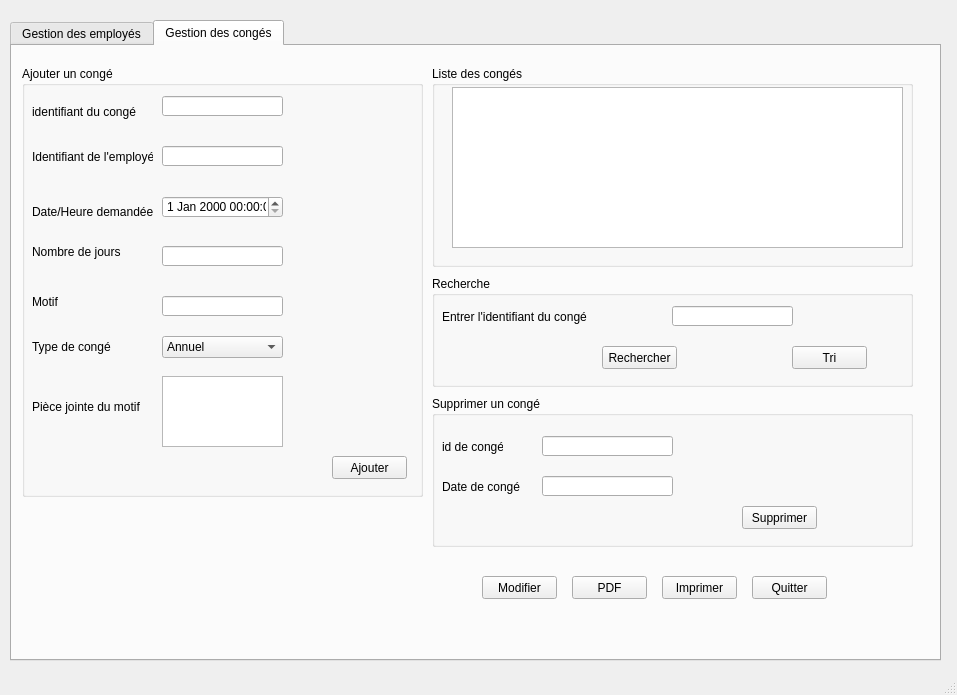
The window that mainwindow.ui (cyrineantar/Projet_cpp) describes before a commit, drawn with Qt 5.
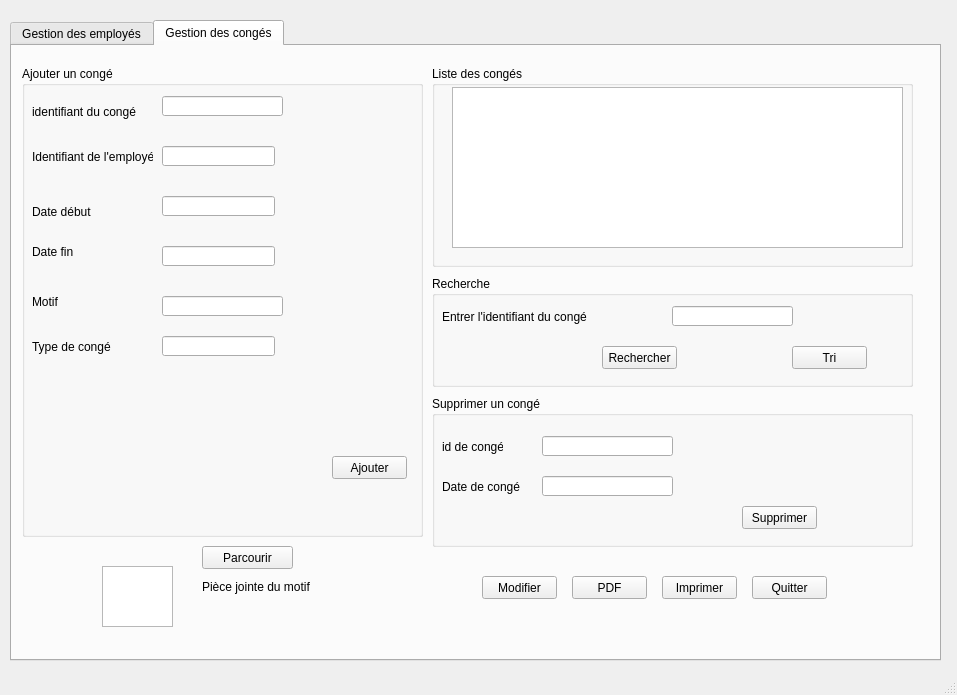
The same window after the commit. The open tabs and pages were chosen to show the change.

The edit to the form file:
```diff
--- a/mainwindow.ui
+++ b/mainwindow.ui
@@ -506,7 +506,7 @@
         <x>10</x>
         <y>20</y>
         <width>401</width>
-        <height>431</height>
+        <height>471</height>
        </rect>
       </property>
       <property name="title">
@@ -535,7 +535,7 @@
         </rect>
        </property>
        <property name="text">
-        <string>Date/Heure demandée</string>
+        <string>Date début</string>
        </property>
       </widget>
       <widget class="QLabel" name="label_16">
@@ -548,7 +548,7 @@
         </rect>
        </property>
        <property name="text">
-        <string>Nombre de jours</string>
+        <string>Date fin</string>
        </property>
       </widget>
       <widget class="QLabel" name="label_17">
@@ -564,72 +564,7 @@
         <string>Type de congé</string>
        </property>
       </widget>
-      <widget class="QComboBox" name="comboBox_2">
-       <property name="geometry">
-        <rect>
-         <x>140</x>
-         <y>270</y>
-         <width>121</width>
-         <height>22</height>
-        </rect>
-       </property>
-       <item>
-        <property name="text">
-         <string>Annuel</string>
-        </property>
-       </item>
-       <item>
-        <property name="text">
-         <string>Sans solde</string>
-        </property>
-       </item>
-       <item>
-        <property name="text">
-         <string>Maladie</string>
-        </property>
-       </item>
-       <item>
-        <property name="text">
-         <string>Maternité</string>
-        </property>
-       </item>
-       <item>
-        <property name="text">
-         <string>Paternité</string>
-        </property>
-       </item>
-      </widget>
-      <widget class="QLineEdit" name="lineEdit_3">
-       <property name="geometry">
-        <rect>
-         <x>140</x>
-         <y>180</y>
-         <width>121</width>
-         <height>20</height>
-        </rect>
-       </property>
-      </widget>
-      <widget class="QLineEdit" name="lineEdit_4">
-       <property name="geometry">
-        <rect>
-         <x>140</x>
-         <y>80</y>
-         <width>121</width>
-         <height>20</height>
-        </rect>
-       </property>
-      </widget>
-      <widget class="QDateTimeEdit" name="dateTimeEdit">
-       <property name="geometry">
-        <rect>
-         <x>140</x>
-         <y>130</y>
-         <width>121</width>
-         <height>22</height>
-        </rect>
-       </property>
-      </widget>
-      <widget class="QPushButton" name="pushButton_9">
+      <widget class="QPushButton" name="Ajouter_conge">
        <property name="geometry">
         <rect>
          <x>310</x>
@@ -665,30 +600,7 @@
         </rect>
        </property>
       </widget>
-      <widget class="QLabel" name="label_18">
-       <property name="geometry">
-        <rect>
-         <x>10</x>
-         <y>330</y>
-         <width>111</width>
-         <height>21</height>
-        </rect>
-       </property>
-       <property name="text">
-        <string>Pièce jointe du motif</string>
-       </property>
-      </widget>
-      <widget class="QListView" name="listView">
-       <property name="geometry">
-        <rect>
-         <x>140</x>
-         <y>310</y>
-         <width>121</width>
-         <height>71</height>
-        </rect>
-       </property>
-      </widget>
-      <widget class="QLineEdit" name="lineEdit_6">
+      <widget class="QLineEdit" name="lineEdit_id_conge">
        <property name="geometry">
         <rect>
          <x>140</x>
@@ -711,6 +623,46 @@
         <string>identifiant du congé</string>
        </property>
       </widget>
+      <widget class="QLineEdit" name="lineEdit_id_employe">
+       <property name="geometry">
+        <rect>
+         <x>140</x>
+         <y>80</y>
+         <width>113</width>
+         <height>20</height>
+        </rect>
+       </property>
+      </widget>
+      <widget class="QLineEdit" name="lineEdit_datedebut">
+       <property name="geometry">
+        <rect>
+         <x>140</x>
+         <y>130</y>
+         <width>113</width>
+         <height>20</height>
+        </rect>
+       </property>
+      </widget>
+      <widget class="QLineEdit" name="lineEdit_datefin">
+       <property name="geometry">
+        <rect>
+         <x>140</x>
+         <y>180</y>
+         <width>113</width>
+         <height>20</height>
+        </rect>
+       </property>
+      </widget>
+      <widget class="QLineEdit" name="lineEdit_typeconge">
+       <property name="geometry">
+        <rect>
+         <x>140</x>
+         <y>270</y>
+         <width>113</width>
+         <height>20</height>
+        </rect>
+       </property>
+      </widget>
      </widget>
      <widget class="QGroupBox" name="groupBox_7">
       <property name="geometry">
@@ -921,6 +873,42 @@
        <string>Quitter</string>
       </property>
      </widget>
+     <widget class="QPushButton" name="Parcourir">
+      <property name="geometry">
+       <rect>
+        <x>190</x>
+        <y>500</y>
+        <width>91</width>
+        <height>23</height>
+       </rect>
+      </property>
+      <property name="text">
+       <string>Parcourir</string>
+      </property>
+     </widget>
+     <widget class="QListView" name="listView">
+      <property name="geometry">
+       <rect>
+        <x>90</x>
+        <y>520</y>
+        <width>71</width>
+        <height>61</height>
+       </rect>
+      </property>
+     </widget>
+     <widget class="QLabel" name="label_18">
+      <property name="geometry">
+       <rect>
+        <x>190</x>
+        <y>530</y>
+        <width>111</width>
+        <height>21</height>
+       </rect>
+      </property>
+      <property name="text">
+       <string>Pièce jointe du motif</string>
+      </property>
+     </widget>
     </widget>
    </widget>
   </widget>
```
Left out of the diff: 39 changed lines with no effect on the pictures.
